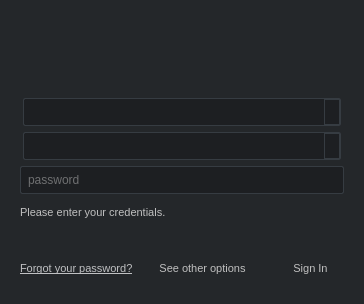
This is python/tk-core/python/tank/authentication/resources/login_dialog.ui in shotgunsoftware/tk-framework-desktopstartup as Qt 5 draws it before an edit. The edited form follows.
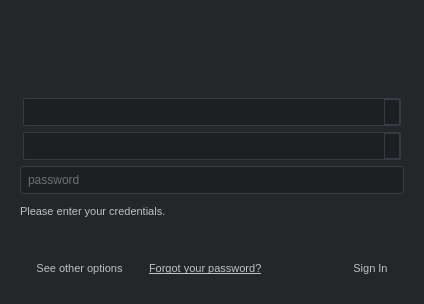
This is the edited form. Icons and pictures are not drawn. Custom widgets are drawn as their Qt base class.

The edit to the form file:
```diff
--- a/python/tk-core/python/tank/authentication/resources/login_dialog.ui
+++ b/python/tk-core/python/tank/authentication/resources/login_dialog.ui
@@ -9,14 +9,14 @@
    <rect>
     <x>0</x>
     <y>0</y>
-    <width>364</width>
+    <width>424</width>
     <height>304</height>
    </rect>
   </property>
   <property name="minimumSize">
    <size>
-    <width>364</width>
-    <height>296</height>
+    <width>424</width>
+    <height>304</height>
    </size>
   </property>
   <property name="windowTitle">
@@ -170,7 +170,7 @@
        </property>
        <property name="maximumSize">
         <size>
-         <width>250</width>
+         <width>320</width>
          <height>72</height>
         </size>
        </property>
@@ -262,6 +262,9 @@
             <property name="text">
              <string>Please enter your credentials.</string>
             </property>
+            <property name="textFormat">
+             <enum>Qt::RichText</enum>
+            </property>
             <property name="alignment">
              <set>Qt::AlignLeading|Qt::AlignLeft|Qt::AlignVCenter</set>
             </property>
@@ -297,6 +300,19 @@
          <property name="leftMargin">
           <number>0</number>
          </property>
+         <item>
+          <widget class="QPushButton" name="button_options">
+           <property name="text">
+            <string>See other options</string>
+           </property>
+           <property name="autoDefault">
+            <bool>false</bool>
+           </property>
+           <property name="flat">
+            <bool>true</bool>
+           </property>
+          </widget>
+         </item>
          <item>
           <layout class="QVBoxLayout" name="links">
            <item>
@@ -305,7 +321,7 @@
               <cursorShape>PointingHandCursor</cursorShape>
              </property>
              <property name="text">
-              <string>&lt;html&gt;&lt;head/&gt;&lt;body&gt;&lt;p&gt;&lt;a href=&quot;http://mystudio.shotgrid.autodesk.com/user/forgot_password&quot;&gt;&lt;span style=&quot; text-decoration: underline; color:#c0c1c3;&quot;&gt;Forgot your password?&lt;/span&gt;&lt;/a&gt;&lt;/p&gt;&lt;/body&gt;&lt;/html&gt;</string>
+              <string>&lt;html&gt;&lt;head/&gt;&lt;body&gt;&lt;p&gt;&lt;a href=&quot;#&quot; style=&quot;color:#c0c1c3;&quot;&gt;Forgot your password?&lt;/a&gt;&lt;/p&gt;&lt;/body&gt;&lt;/html&gt;</string>
              </property>
              <property name="textFormat">
               <enum>Qt::RichText</enum>
@@ -320,19 +336,6 @@
            </item>
           </layout>
          </item>
-         <item>
-          <widget class="QPushButton" name="button_options">
-           <property name="text">
-            <string>See other options</string>
-           </property>
-           <property name="autoDefault">
-            <bool>false</bool>
-           </property>
-           <property name="flat">
-            <bool>true</bool>
-           </property>
-          </widget>
-         </item>
          <item>
           <spacer name="sign_in_hspacer">
            <property name="orientation">
```
Left out of the diff: 3 changed lines with no effect on the pictures.
